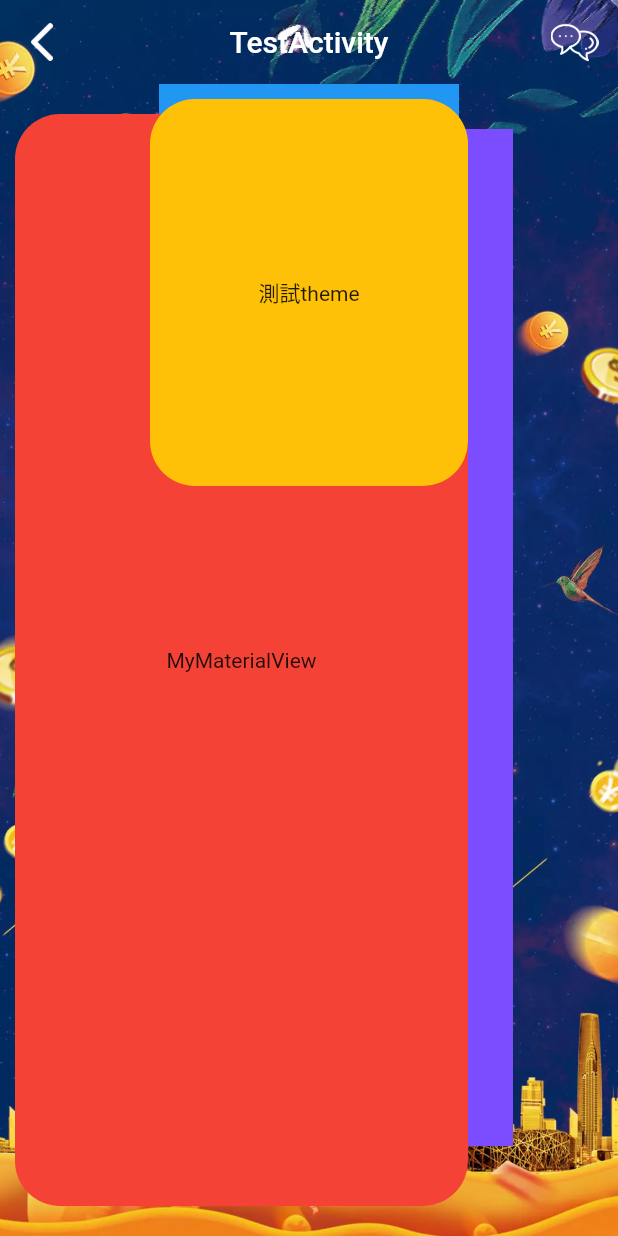
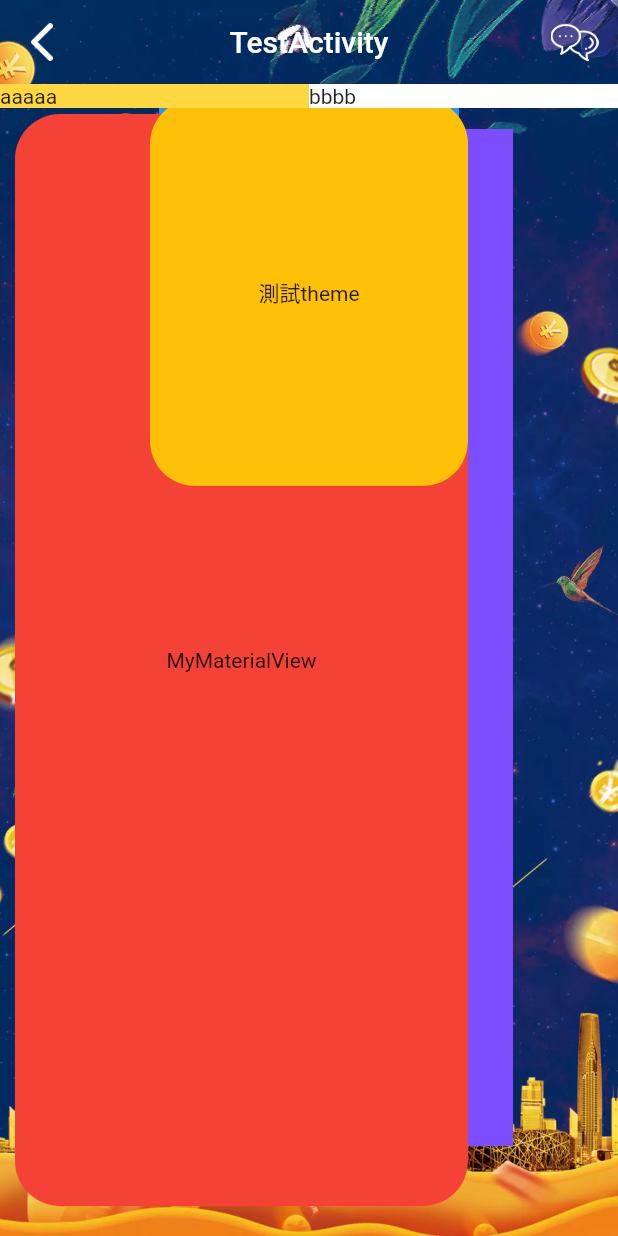
Before and after one commit to gta371667/duck_flutter, a Flutter app: the screen it shows after launch, on a phone screen of 412 x 824 dp. Run offline on Flutter 3.47's test engine with Material 2 defaults, Android fonts, the phone set to English and light mode, and no system bars; our stand-ins replace dio.

Commit message:
myAttrView add mainAxisAlignment

```diff
--- a/lib/TestActivity.dart
+++ b/lib/TestActivity.dart
@@ -3,6 +3,7 @@ import 'package:duck_flutter/widget/base/BaseState.dart';
 import 'package:duck_flutter/widget/base/BaseStatefulWidget.dart';
 import 'package:flutter/material.dart';
 import 'package:xview/widget/MyMaterialView.dart';
+import 'package:xview/xview.dart';
 
 class TestActivity extends BaseStatefulWidget {
   @override
@@ -126,6 +127,22 @@ class TestActivityState extends BaseState<TestActivity> {
                     ),
                   ),
                 ),
+                Row(
+                  children: <Widget>[
+                    Expanded(
+                      child: MyAttrView(
+                        text: "aaaaa",
+                        backgroundColor: Colors.amberAccent,
+                      ),
+                    ),
+                    Expanded(
+                      child: MyAttrView(
+                        text: "bbbb",
+                        backgroundColor: Colors.white,
+                      ),
+                    )
+                  ],
+                )
               ],
             ),
           ),
--- a/xview/lib/widget/MyAttrView.dart
+++ b/xview/lib/widget/MyAttrView.dart
@@ -50,6 +50,9 @@ class MyAttrView extends StatelessWidget {
   final double borderWidth;
   final Color borderColor;
 
+  final CrossAxisAlignment crossAxisAlignment;
+  final MainAxisAlignment mainAxisAlignment;
+
   const MyAttrView({
     Key key,
     this.imgFileLeft = "",
@@ -90,6 +93,8 @@ class MyAttrView extends StatelessWidget {
     this.highlightColor = Colors.black12,
     this.borderWidth = 0,
     this.borderColor = Colors.transparent,
+    this.crossAxisAlignment = CrossAxisAlignment.start,
+    this.mainAxisAlignment = MainAxisAlignment.center,
   }) : super(key: key);
 
   @override
@@ -120,6 +125,7 @@ class MyAttrView extends StatelessWidget {
       borderWidth: borderWidth,
       child: Column(
         mainAxisSize: MainAxisSize.min,
+        crossAxisAlignment: crossAxisAlignment,
         children: <Widget>[
           new Offstage(
             offstage: imgFileTop.length == 0, //上icon
@@ -132,7 +138,7 @@ class MyAttrView extends StatelessWidget {
           ),
           new Row(
             mainAxisSize: MainAxisSize.min,
-            mainAxisAlignment: MainAxisAlignment.center,
+            mainAxisAlignment: mainAxisAlignment,
             children: <Widget>[
               new Offstage(
                 offstage: imgFileLeft.length == 0, //左icon
```
